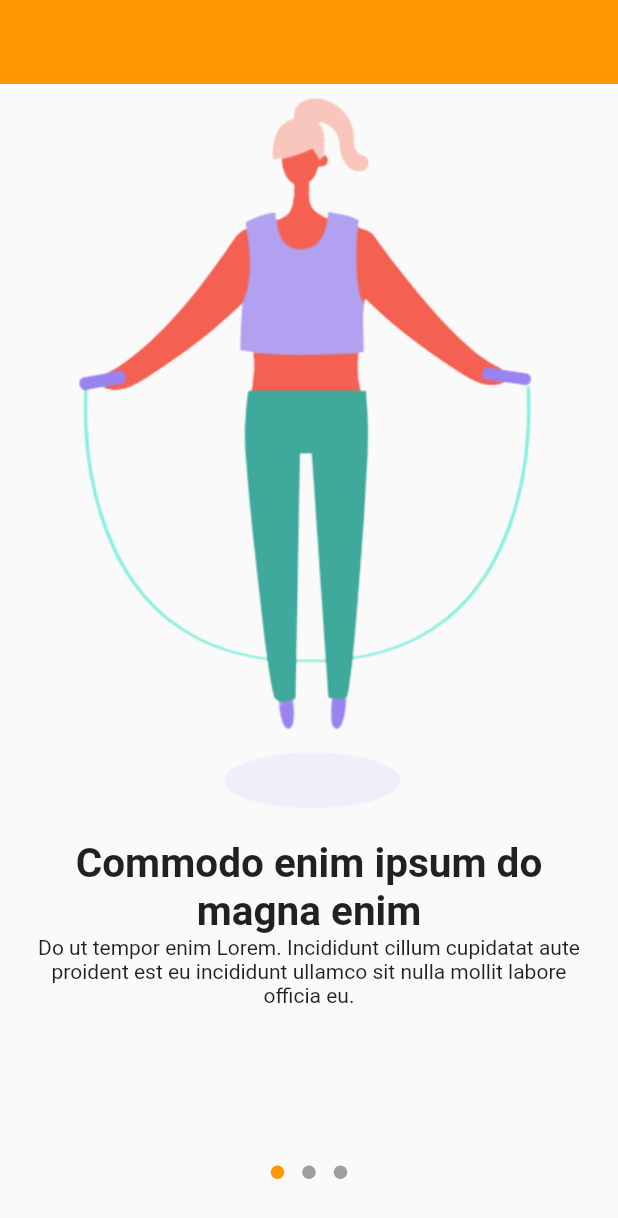
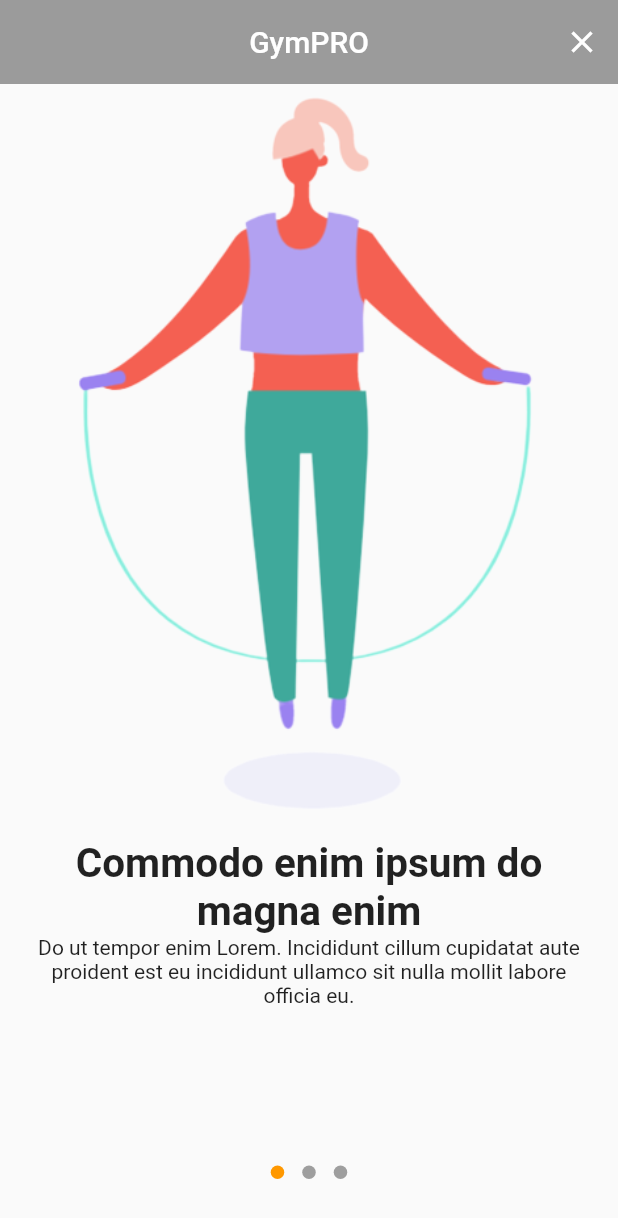
Before and after one commit to basarYargici/gympro, a Flutter app: the screen it shows after launch, on a phone screen of 412 x 824 dp. Shown: the top 1218 px of the screen. Run offline on Flutter 3.47's test engine with Material 2 defaults, Android fonts, the light colour scheme and no system bars; drawn by our look-alikes of dots_indicator; our stand-ins replace carousel_slider, cloud_firestore, firebase_auth, firebase_core, fluttertoast, lottie and 4 more; accounts and stored records are empty; Roboto replaces fonts that are missing (Montserrat, Poppins).

Commit message:
add appbar to the onboard page

```diff
--- a/lib/pages/before_login/onboard_page.dart
+++ b/lib/pages/before_login/onboard_page.dart
@@ -37,9 +37,22 @@ class _OnBoardPageState extends State<OnBoardPage> {
   Widget build(BuildContext context) {
     return Scaffold(
       appBar: AppBar(
+        backgroundColor: Colors.black38,
+        centerTitle: true,
+        title: const Text(
+          "GymPRO",
+          style: TextStyle(
+            fontSize: 20,
+            color: Colors.white,
+          ),
+        ),
         elevation: 0,
         actions: [
-          TextButton(
+          IconButton(
+            icon: const Icon(
+              Icons.close,
+              color: Colors.white,
+            ),
             onPressed: () {
               sharedPrefHelper.setOnboardingShown();
               Navigator.pushReplacement(
@@ -47,7 +60,7 @@ class _OnBoardPageState extends State<OnBoardPage> {
                 MaterialPageRoute(builder: (context) => const SigninPage()),
               );
             },
-              child: const Text("Skip"))
+          )
         ],
       ),
       body: Padding(
```
Lines whose indentation alone changed are shown as unchanged.
